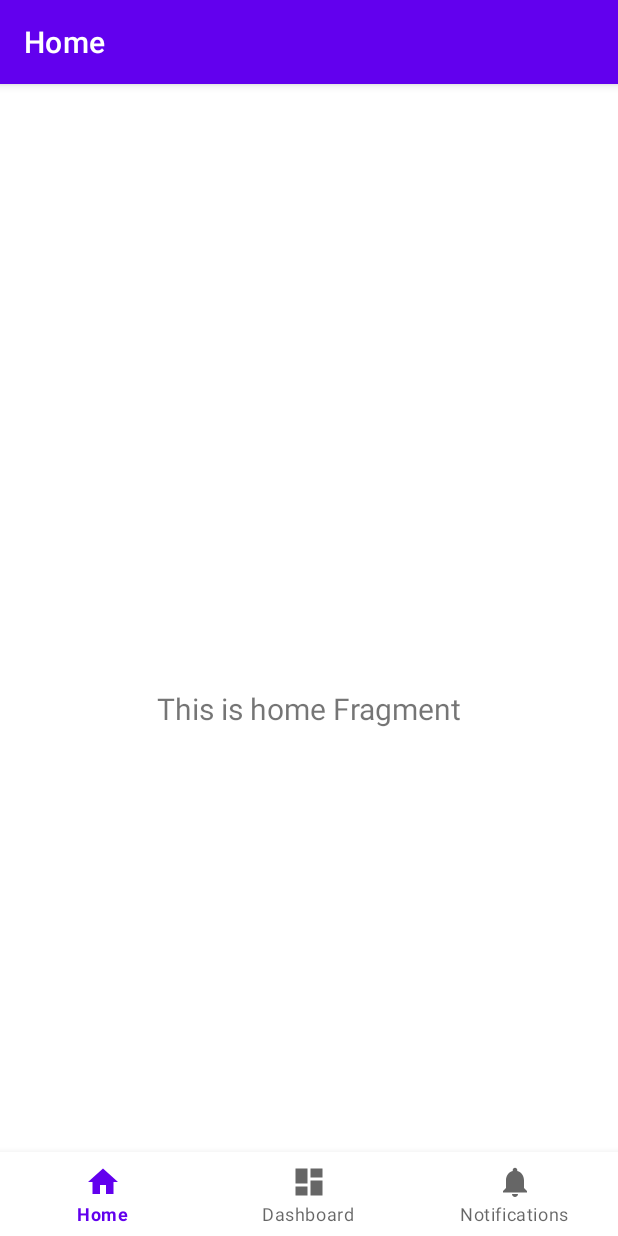
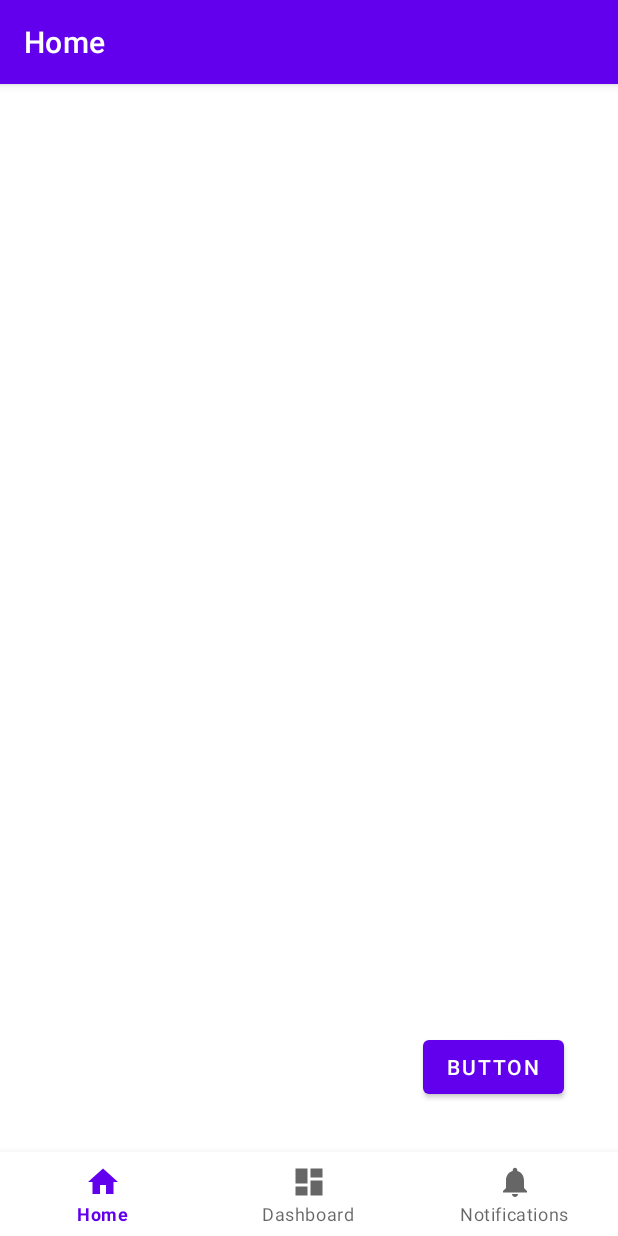
Before and after one commit to VeressIris/ITfest, an Android app: the screen it shows after launch (MainActivity), on a phone screen of 412 x 824 dp. Run offline under Robolectric (Android 15) with nearby library versions, the phone set to English and light mode, and no system bars; our stand-ins replace navigation-ui.

Commit message:
added tracking button

```diff
--- a/app/src/main/java/com/example/itfest/ui/home/HomeFragment.kt
+++ b/app/src/main/java/com/example/itfest/ui/home/HomeFragment.kt
@@ -1,10 +1,12 @@
 package com.example.itfest.ui.home
 
 import android.os.Bundle
+import android.util.Log
 import android.view.LayoutInflater
 import android.view.View
 import android.view.ViewGroup
 import android.widget.TextView
+import android.widget.Toast
 import androidx.fragment.app.Fragment
 import androidx.lifecycle.ViewModelProvider
 import com.example.itfest.databinding.FragmentHomeBinding
@@ -28,10 +30,11 @@ class HomeFragment : Fragment() {
         _binding = FragmentHomeBinding.inflate(inflater, container, false)
         val root: View = binding.root
 
-        val textView: TextView = binding.textHome
-        homeViewModel.text.observe(viewLifecycleOwner) {
-            textView.text = it
+        val trackBttn = binding.trackBttn
+        trackBttn.setOnClickListener {
+
         }
+
         return root
     }
 
--- a/app/src/main/res/layout/activity_main.xml
+++ b/app/src/main/res/layout/activity_main.xml
@@ -1,6 +1,7 @@
 <?xml version="1.0" encoding="utf-8"?>
 <androidx.constraintlayout.widget.ConstraintLayout xmlns:android="http://schemas.android.com/apk/res/android"
     xmlns:app="http://schemas.android.com/apk/res-auto"
+    xmlns:tools="http://schemas.android.com/tools"
     android:id="@+id/container"
     android:layout_width="match_parent"
     android:layout_height="match_parent"
@@ -10,8 +11,6 @@
         android:id="@+id/nav_view"
         android:layout_width="0dp"
         android:layout_height="wrap_content"
-        android:layout_marginStart="0dp"
-        android:layout_marginEnd="0dp"
         android:background="?android:attr/windowBackground"
         app:layout_constraintBottom_toBottomOf="parent"
         app:layout_constraintLeft_toLeftOf="parent"
--- a/app/src/main/res/layout/fragment_home.xml
+++ b/app/src/main/res/layout/fragment_home.xml
@@ -6,17 +6,15 @@
     android:layout_height="match_parent"
     tools:context=".ui.home.HomeFragment">
 
-    <TextView
-        android:id="@+id/text_home"
-        android:layout_width="match_parent"
+    <Button
+        android:id="@+id/trackBttn"
+        android:layout_width="wrap_content"
         android:layout_height="wrap_content"
-        android:layout_marginStart="8dp"
-        android:layout_marginTop="8dp"
-        android:layout_marginEnd="8dp"
-        android:textAlignment="center"
-        android:textSize="20sp"
+        android:text="Button"
         app:layout_constraintBottom_toBottomOf="parent"
         app:layout_constraintEnd_toEndOf="parent"
+        app:layout_constraintHorizontal_bias="0.886"
         app:layout_constraintStart_toStartOf="parent"
-        app:layout_constraintTop_toTopOf="parent" />
+        app:layout_constraintTop_toTopOf="parent"
+        app:layout_constraintVertical_bias="0.866" />
 </androidx.constraintlayout.widget.ConstraintLayout>
```
